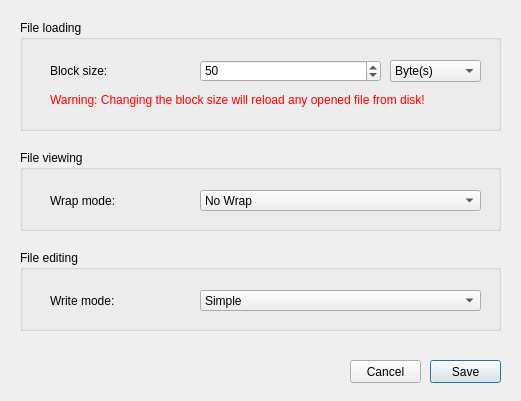
Qt form src/ui/preferencesdialog.ui (imxela/LFEditor) before a commit.
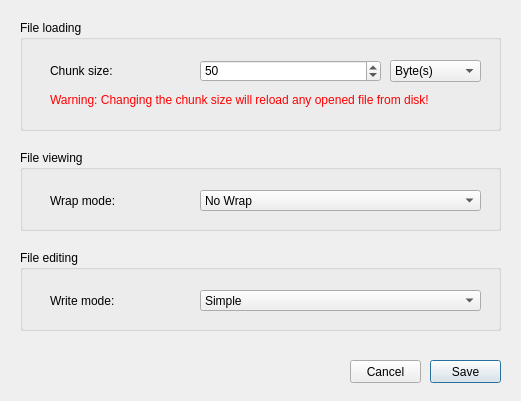
The same form after that commit.

Commit message:
Renamed 'block' to 'chunk'
Changed all occurrences of 'block' to 'chunk' in the project since the
definition of the word 'chunk' fits better.

(Thanks to Waffle for this suggestion! :D)

Diff of the .ui file:
```diff
--- a/src/ui/preferencesdialog.ui
+++ b/src/ui/preferencesdialog.ui
@@ -53,7 +53,7 @@
      </rect>
     </property>
     <property name="text">
-     <string>Block size:</string>
+     <string>Chunk size:</string>
     </property>
    </widget>
    <widget class="QSpinBox" name="blockSizeSpinBox">
@@ -85,7 +85,7 @@
      <string notr="true">color: rgb(255, 0, 0);</string>
     </property>
     <property name="text">
-     <string>&lt;html&gt;&lt;head/&gt;&lt;body&gt;&lt;p&gt;Warning: Changing the block size will reload any opened file from disk!&lt;/p&gt;&lt;/body&gt;&lt;/html&gt;</string>
+     <string>&lt;html&gt;&lt;head/&gt;&lt;body&gt;&lt;p&gt;Warning: Changing the chunk size will reload any opened file from disk!&lt;/p&gt;&lt;/body&gt;&lt;/html&gt;</string>
     </property>
     <property name="textFormat">
      <enum>Qt::AutoText</enum>
```
Left out of the diff: 4 changed lines with no effect on the pictures. The commit also changes 8 other files.
